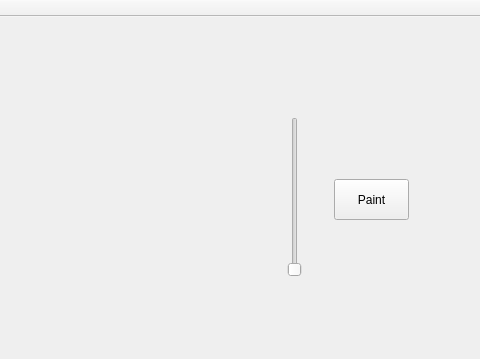
Old version of the form paintAud9/mainwindow.ui in the repository al-roz/paintaud9; both pictures show x 226 to 706 and y 0 to 359 of the 706 by 513 pixel window.
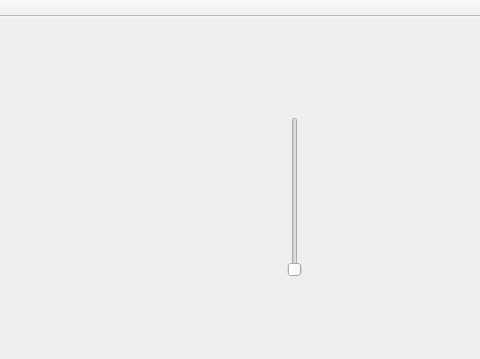
New version of the form.

Patch:
```diff
--- a/paintAud9/mainwindow.ui
+++ b/paintAud9/mainwindow.ui
@@ -33,19 +33,6 @@
      </item>
     </layout>
    </widget>
-   <widget class="QPushButton" name="startbutton">
-    <property name="geometry">
-     <rect>
-      <x>560</x>
-      <y>162</y>
-      <width>75</width>
-      <height>41</height>
-     </rect>
-    </property>
-    <property name="text">
-     <string>Paint</string>
-    </property>
-   </widget>
    <widget class="QSlider" name="verticalSlider">
     <property name="geometry">
      <rect>
```
